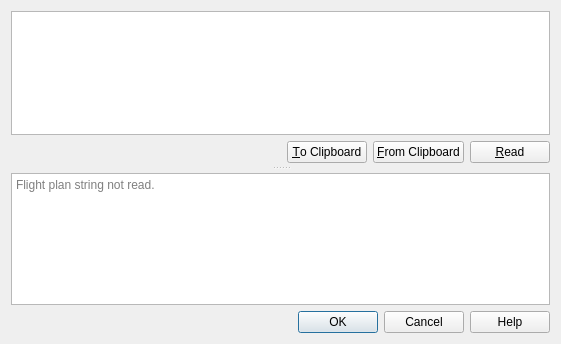
First picture: the form in src/route/routestringdialog.ui, repository albar965/littlenavmap, before the edit.
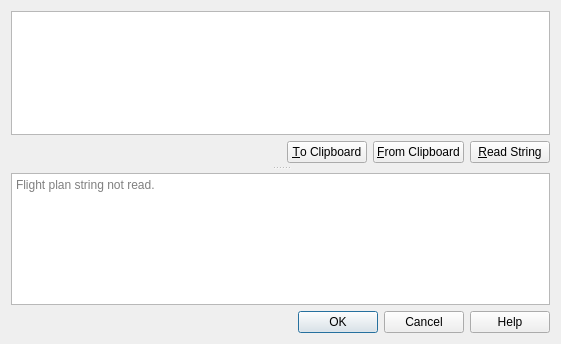
Second picture: the form after the edit.

Commit message: Added saving of dialog size for routestring dialog. Improvements to route string parsing and better heuristics for avoiding far waypoints. #22

What changed in the file:
```diff
--- a/src/route/routestringdialog.ui
+++ b/src/route/routestringdialog.ui
@@ -93,7 +93,7 @@
             </sizepolicy>
            </property>
            <property name="text">
-            <string>&amp;Read</string>
+            <string>&amp;Read String</string>
            </property>
           </widget>
          </item>
```
Left out of the diff: 6 changed lines with no effect on the pictures. The commit also changes 6 other files.
